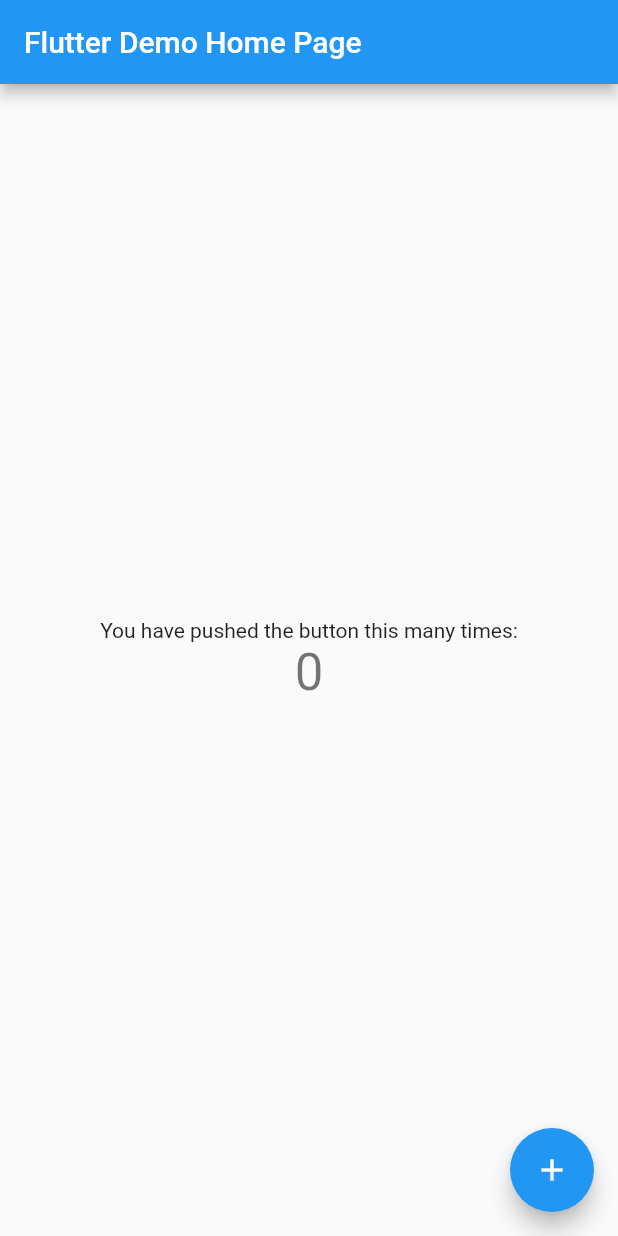
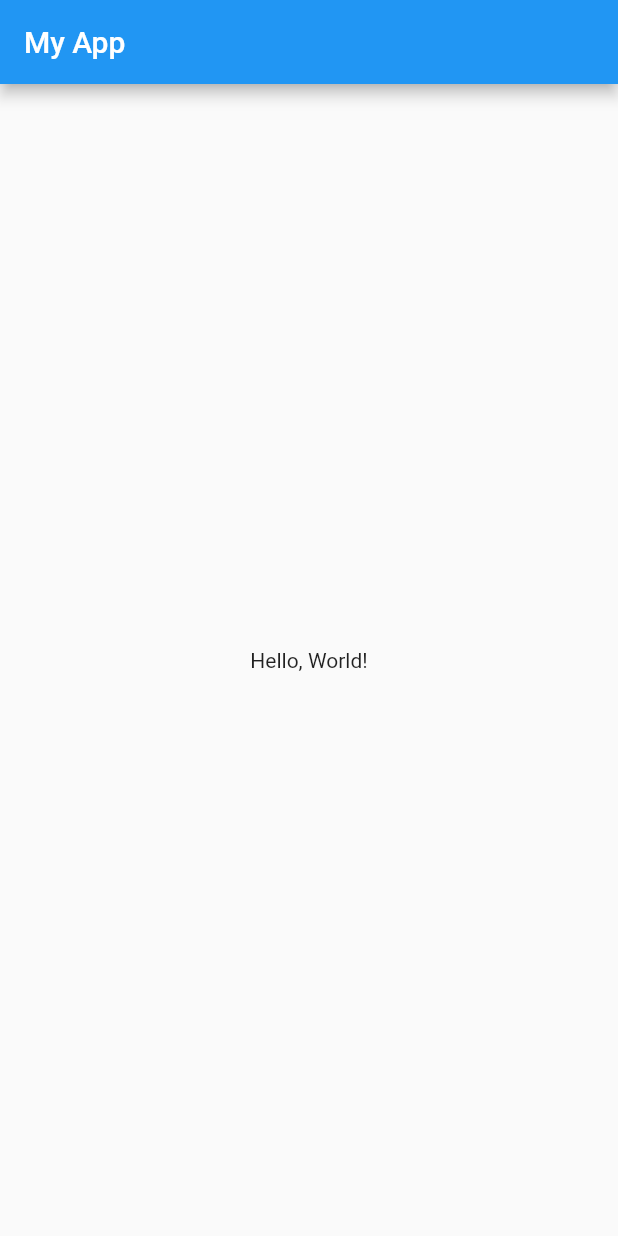
Before and after one commit to IsuruSulakshana/Flutter-Main-Widgets, a Flutter app: the screen it shows after launch, on a phone screen of 412 x 824 dp. Run offline on Flutter 3.47's test engine with Material 2 defaults, Android fonts, the phone set to English and light mode, and no system bars.

Commit message:
updated scaffold

```diff
--- a/lib/main.dart
+++ b/lib/main.dart
@@ -1,4 +1,5 @@
 import 'package:flutter/material.dart';
+import 'package:flutter_main_widgets/widgets/scaffold/scaffold.dart';
 
 void main() {
   runApp(const MyApp());
@@ -24,92 +25,7 @@
         // is not restarted.
         primarySwatch: Colors.blue,
       ),
-      home: const MyHomePage(title: 'Flutter Demo Home Page'),
+      home: const MyScaffold(),
     );
   }
 }
-
-class MyHomePage extends StatefulWidget {
-  const MyHomePage({Key? key, required this.title}) : super(key: key);
-
-  // This widget is the home page of your application. It is stateful, meaning
-  // that it has a State object (defined below) that contains fields that affect
-  // how it looks.
-
-  // This class is the configuration for the state. It holds the values (in this
-  // case the title) provided by the parent (in this case the App widget) and
-  // used by the build method of the State. Fields in a Widget subclass are
-  // always marked "final".
-
-  final String title;
-
-  @override
-  State<MyHomePage> createState() => _MyHomePageState();
-}
-
-class _MyHomePageState extends State<MyHomePage> {
-  int _counter = 0;
-
-  void _incrementCounter() {
-    setState(() {
-      // This call to setState tells the Flutter framework that something has
-      // changed in this State, which causes it to rerun the build method below
-      // so that the display can reflect the updated values. If we changed
-      // _counter without calling setState(), then the build method would not be
-      // called again, and so nothing would appear to happen.
-      _counter++;
-    });
-  }
-
-  @override
-  Widget build(BuildContext context) {
-    // This method is rerun every time setState is called, for instance as done
-    // by the _incrementCounter method above.
-    //
-    // The Flutter framework has been optimized to make rerunning build methods
-    // fast, so that you can just rebuild anything that needs updating rather
-    // than having to individually change instances of widgets.
-    return Scaffold(
-      appBar: AppBar(
-        // Here we take the value from the MyHomePage object that was created by
-        // the App.build method, and use it to set our appbar title.
-        title: Text(widget.title),
-      ),
-      body: Center(
-        // Center is a layout widget. It takes a single child and positions it
-        // in the middle of the parent.
-        child: Column(
-          // Column is also a layout widget. It takes a list of children and
-          // arranges them vertically. By default, it sizes itself to fit its
-          // children horizontally, and tries to be as tall as its parent.
-          //
-          // Invoke "debug painting" (press "p" in the console, choose the
-          // "Toggle Debug Paint" action from the Flutter Inspector in Android
-          // Studio, or the "Toggle Debug Paint" command in Visual Studio Code)
-          // to see the wireframe for each widget.
-          //
-          // Column has various properties to control how it sizes itself and
-          // how it positions its children. Here we use mainAxisAlignment to
-          // center the children vertically; the main axis here is the vertical
-          // axis because Columns are vertical (the cross axis would be
-          // horizontal).
-          mainAxisAlignment: MainAxisAlignment.center,
-          children: <Widget>[
-            const Text(
-              'You have pushed the button this many times:',
-            ),
-            Text(
-              '$_counter',
-              style: Theme.of(context).textTheme.headline4,
-            ),
-          ],
-        ),
-      ),
-      floatingActionButton: FloatingActionButton(
-        onPressed: _incrementCounter,
-        tooltip: 'Increment',
-        child: const Icon(Icons.add),
-      ), // This trailing comma makes auto-formatting nicer for build methods.
-    );
-  }
-}
--- a/lib/widgets/scaffold/scaffold.dart
+++ b/lib/widgets/scaffold/scaffold.dart
@@ -0,0 +1,22 @@
+import 'package:flutter/material.dart';
+
+class MyScaffold extends StatefulWidget {
+  const MyScaffold({Key? key}) : super(key: key);
+
+  @override
+  _MyScaffoldState createState() => _MyScaffoldState();
+}
+
+class _MyScaffoldState extends State<MyScaffold> {
+  @override
+  Widget build(BuildContext context) {
+    return Scaffold(
+      appBar: AppBar(
+        title: const Text('My App'),
+      ),
+      body: const Center(
+        child: Text('Hello, World!'),
+      ),
+    );
+  }
+}
```
